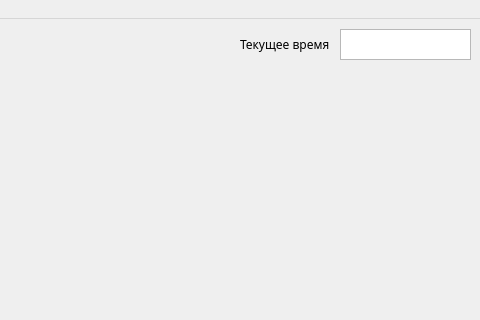
Before: the Qt Designer form UI/lab1_main.ui in adozaraz/MathModelling, drawn with Qt 5; both pictures show x 320 to 800 and y 0 to 320 of the 800 by 600 pixel window.
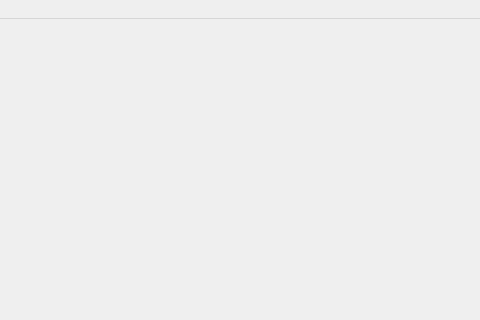
After: the same form once the commit is applied. Custom widgets are drawn as their Qt base class.

Commit message: Небольшое обновление интерфейса

What changed in the file:
```diff
--- a/UI/lab1_main.ui
+++ b/UI/lab1_main.ui
@@ -20,39 +20,6 @@
    <string>MainWindow</string>
   </property>
   <widget class="QWidget" name="centralwidget">
-   <widget class="QLabel" name="label">
-    <property name="geometry">
-     <rect>
-      <x>560</x>
-      <y>10</y>
-      <width>91</width>
-      <height>31</height>
-     </rect>
-    </property>
-    <property name="font">
-     <font>
-      <family>Montserrat</family>
-     </font>
-    </property>
-    <property name="text">
-     <string>Текущее время</string>
-    </property>
-   </widget>
-   <widget class="QTextBrowser" name="currentTime">
-    <property name="geometry">
-     <rect>
-      <x>660</x>
-      <y>10</y>
-      <width>131</width>
-      <height>31</height>
-     </rect>
-    </property>
-    <property name="font">
-     <font>
-      <family>Montserrat</family>
-     </font>
-    </property>
-   </widget>
    <widget class="MplWidget" name="MplWidget" native="true">
     <property name="geometry">
      <rect>
```
The commit also changes 2 other files.
